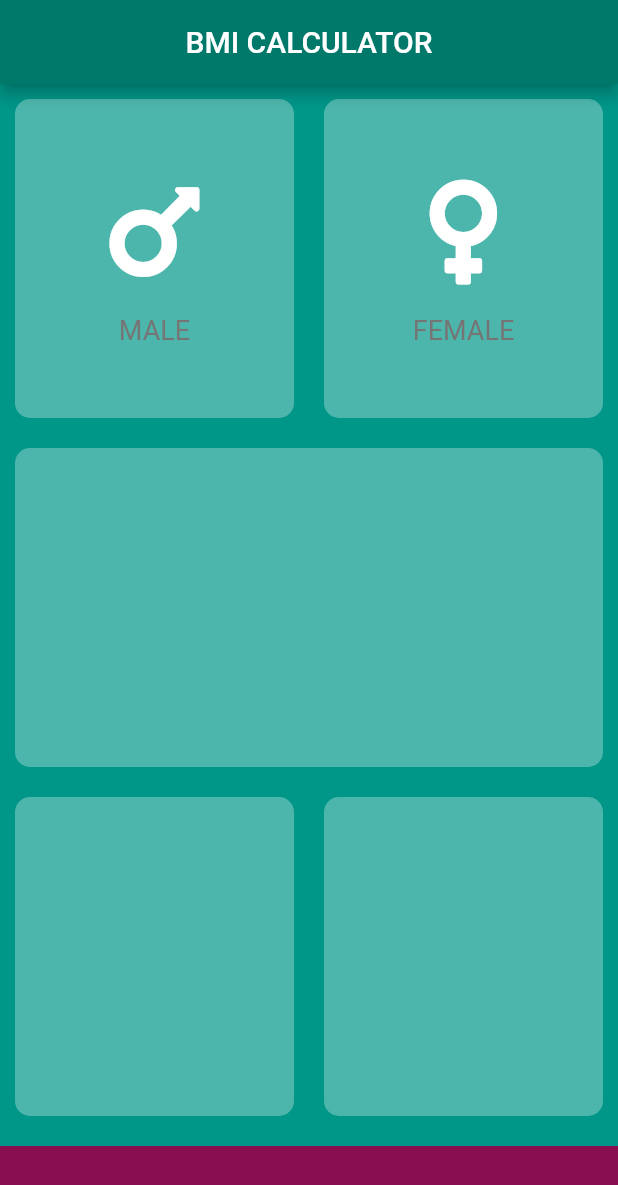
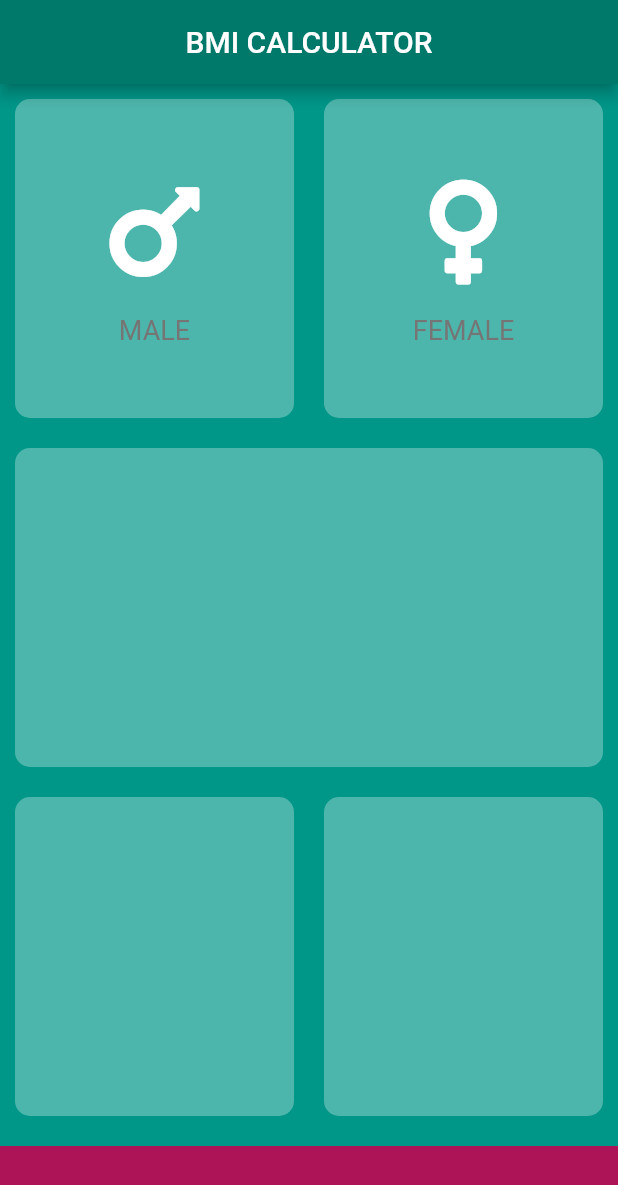
Before and after one commit to AnomDevgun/AppDev, a Flutter app: the screen it shows after launch, on a phone screen of 412 x 824 dp. Shown: the top 1185 px of the screen. Run offline on Flutter 3.47's test engine with Material 2 defaults, Android fonts, the phone set to English and light mode, and no system bars; our stand-ins replace audioplayers, font_awesome_flutter, rflutter_alert.

Commit message:
working on bmi app

```diff
--- a/bmi-calculator/lib/input_page.dart
+++ b/bmi-calculator/lib/input_page.dart
@@ -5,7 +5,8 @@ import 'reusable_card.dart';
 
 const bottomContainerHeight = 60.0;
 const inactiveCardColor = Color(0xFF4db6ac);
-const bottomContainerColor = Color(0xFF880e4f);
+const bottomContainerColor = Color(0xFFad1457);
+//const bottomContainerColor = Color(0xFF1de9b6);
 const activeCardColor = Color(0xFF26a69a);
 
 class InputPage extends StatefulWidget {
--- a/bmi-calculator/lib/main.dart
+++ b/bmi-calculator/lib/main.dart
@@ -10,6 +10,7 @@ class BMICalculator extends StatelessWidget {
   @override
   Widget build(BuildContext context) {
     return MaterialApp(
+      title: 'BMI Calculator',
       debugShowCheckedModeBanner: false,
       theme: ThemeData.dark().copyWith(
         primaryColor: Color(0xFF00796B),
```
Also changed, not shown: 1 other file.
